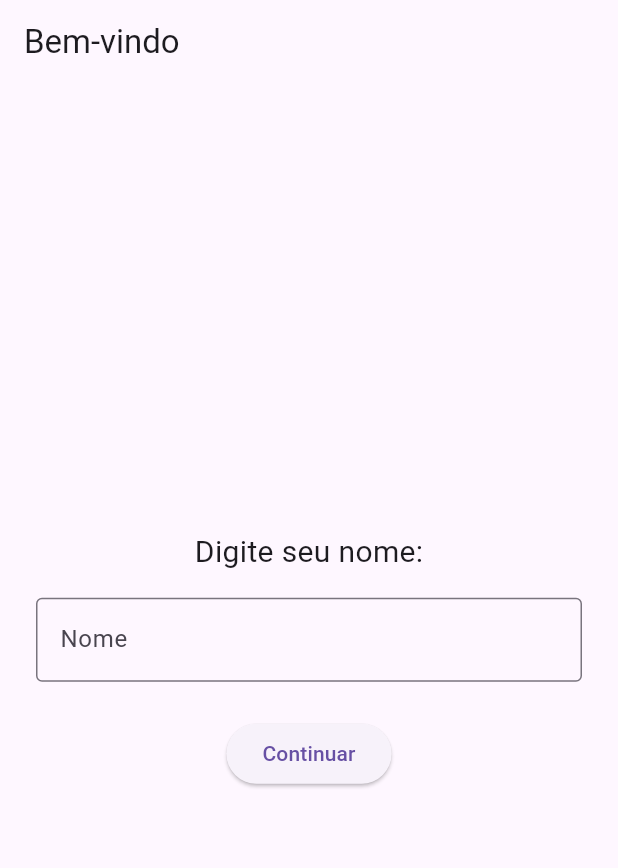
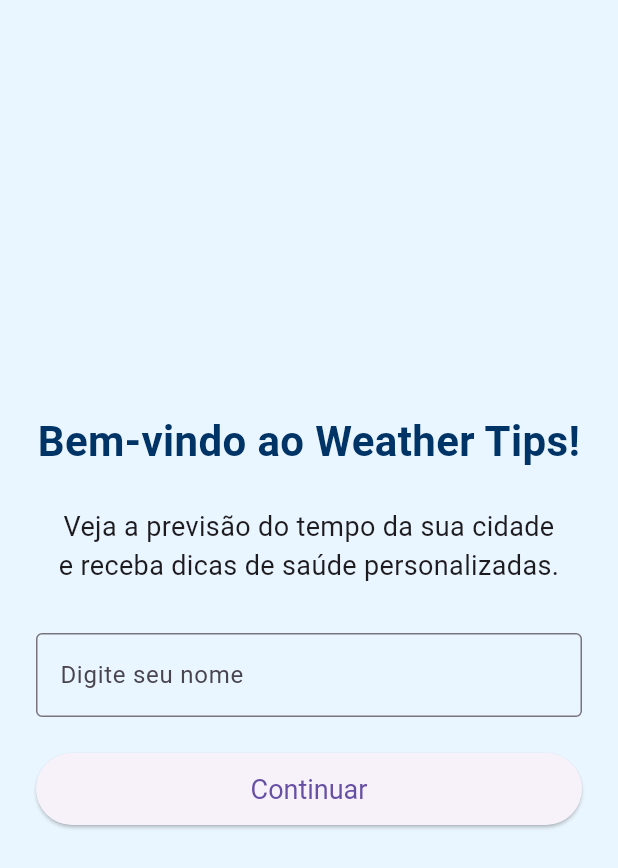
Before and after one commit to josevilanir/Wether_tips_Flutter, a Flutter app: the screen it shows after launch, on a phone screen of 412 x 824 dp. Shown: the top 868 px of the screen. Run offline on Flutter 3.47's test engine with Material 3 defaults, Android fonts, the phone set to English and light mode, and no system bars.

Commit message:
Melhorando a tela de boas vindas

```diff
--- /dev/null
+++ b/devtools_options.yaml
@@ -0,0 +1,3 @@
+description: This file stores settings for Dart & Flutter DevTools.
+documentation: https://docs.flutter.dev/tools/devtools/extensions#configure-extension-enablement-states
+extensions:
--- a/lib/screens/welcome_screen.dart
+++ b/lib/screens/welcome_screen.dart
@@ -2,7 +2,7 @@ import 'package:flutter/material.dart';
 import 'weather_screen.dart';
 
 class WelcomeScreen extends StatefulWidget {
-  const WelcomeScreen({super.key});
+  const WelcomeScreen({Key? key}) : super(key: key);
 
   @override
   State<WelcomeScreen> createState() => _WelcomeScreenState();
@@ -27,9 +27,8 @@ class _WelcomeScreenState extends State<WelcomeScreen> {
         ),
       );
     } else {
-      // Mostra um aviso se o campo estiver vazio (opcional)
       ScaffoldMessenger.of(context).showSnackBar(
-        SnackBar(content: Text('Por favor, digite seu nome')),
+        const SnackBar(content: Text('Por favor, digite seu nome')),
       );
     }
   }
@@ -37,27 +36,50 @@ class _WelcomeScreenState extends State<WelcomeScreen> {
   @override
   Widget build(BuildContext context) {
     return Scaffold(
-      appBar: AppBar(title: Text('Bem-vindo')),
+      backgroundColor: const Color(0xFFEAF6FF),
       body: Padding(
-        padding: const EdgeInsets.all(24.0),
+        padding: const EdgeInsets.all(24),
+        child: Center(
           child: Column(
             mainAxisAlignment: MainAxisAlignment.center,
             children: [
-            Text('Digite seu nome:', style: TextStyle(fontSize: 20)),
-            SizedBox(height: 16),
+              // Conteúdo original da tela
+              const Text(
+                'Bem-vindo ao Weather Tips!',
+                style: TextStyle(
+                  fontSize: 28,
+                  color: Color(0xFF003366),
+                  fontWeight: FontWeight.bold,
+                ),
+                textAlign: TextAlign.center,
+              ),
+              const SizedBox(height: 24),
+              const Text(
+                'Veja a previsão do tempo da sua cidade\n'
+                'e receba dicas de saúde personalizadas.',
+                style: TextStyle(fontSize: 18),
+                textAlign: TextAlign.center,
+              ),
+              const SizedBox(height: 32),
+              // Novo campo para digitar o nome
               TextField(
                 controller: _nameController,
-              decoration: InputDecoration(
+                decoration: const InputDecoration(
+                  labelText: 'Digite seu nome',
                   border: OutlineInputBorder(),
-                labelText: 'Nome',
                 ),
               ),
-            SizedBox(height: 24),
+              const SizedBox(height: 24),
               ElevatedButton(
                 onPressed: _navigateToWeatherScreen,
-              child: Text('Continuar'),
+                child: const Text('Continuar'),
+                style: ElevatedButton.styleFrom(
+                  minimumSize: Size(double.infinity, 48),
+                  textStyle: const TextStyle(fontSize: 18),
+                ),
               ),
             ],
+          ),
         ),
       ),
     );
```
Lines whose indentation alone changed are shown as unchanged.
